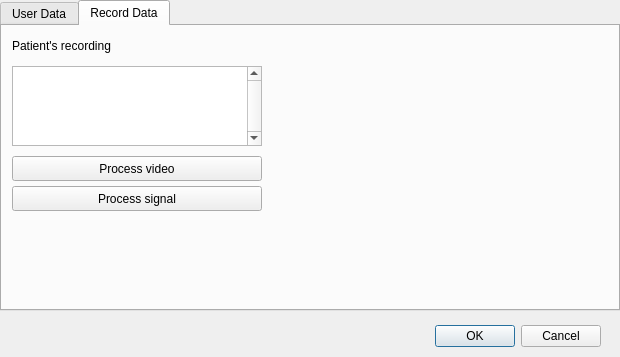
LucaCerina/videoPPG_cameraInterface, file camInterface/patientbase.ui: the form before one commit.
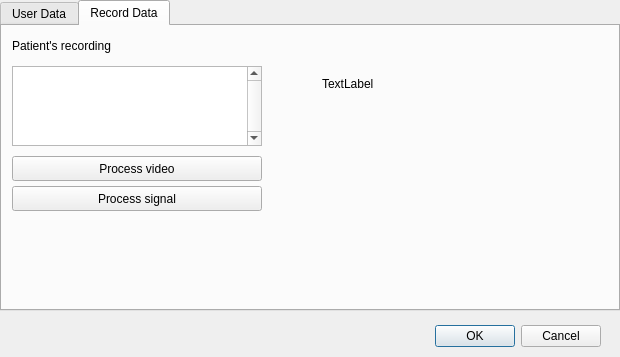
The form after the commit. The open tabs and pages were chosen to show the change.

```diff
--- a/camInterface/patientbase.ui
+++ b/camInterface/patientbase.ui
@@ -608,6 +608,19 @@
       <string>Process signal</string>
      </property>
     </widget>
+    <widget class="QLabel" name="label_3">
+     <property name="geometry">
+      <rect>
+       <x>320</x>
+       <y>50</y>
+       <width>201</width>
+       <height>16</height>
+      </rect>
+     </property>
+     <property name="text">
+      <string>TextLabel</string>
+     </property>
+    </widget>
    </widget>
   </widget>
   <zorder>tabWidget</zorder>
```
Left out of the diff: 2 changed lines with no effect on the pictures.
